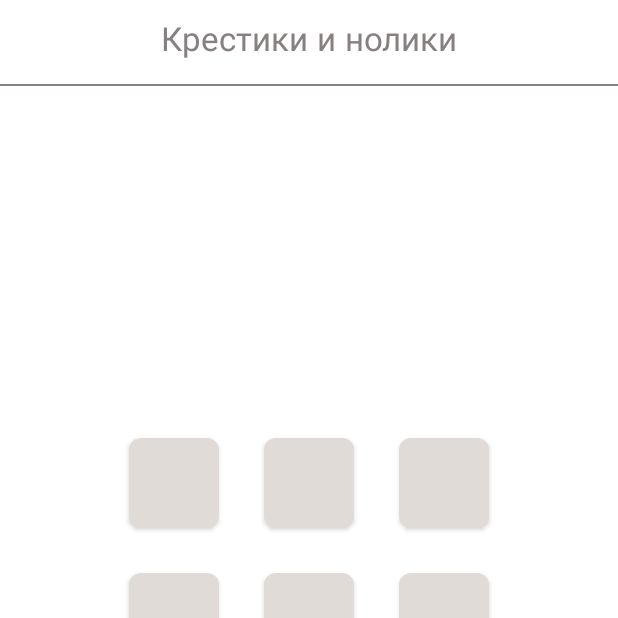
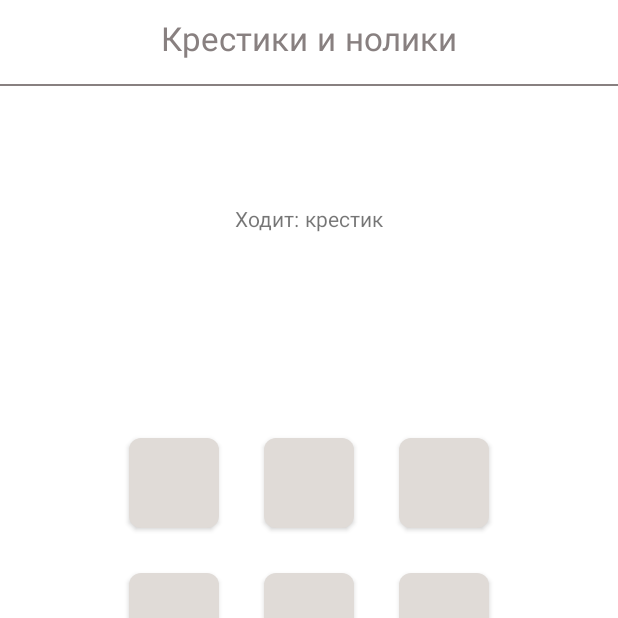
Before and after one commit to krymov-d/For_Practice, an Android app: the screen it shows after launch (MainActivity), on a phone screen of 412 x 824 dp, the top half of it. Run offline under Robolectric (Android 15) with nearby library versions, the phone set to English and light mode, and no system bars.

Commit message:
Added button click listeners

```diff
--- a/app/src/main/java/kz/kd/for_practice/MainActivity.kt
+++ b/app/src/main/java/kz/kd/for_practice/MainActivity.kt
@@ -1,11 +1,79 @@
 package kz.kd.for_practice
 
+import android.os.Bundle
+import android.widget.Button
+import android.widget.TextView
 import androidx.appcompat.app.AppCompatActivity
-import android.os.Bundle
 
 class MainActivity : AppCompatActivity() {
+    private lateinit var tvSubtitle: TextView
+    private lateinit var subtitleCross: String
+    private lateinit var subtitleZero: String
+    private var order = true
+
     override fun onCreate(savedInstanceState: Bundle?) {
         super.onCreate(savedInstanceState)
         setContentView(R.layout.activity_main)
+
+        initSubtitleText()
+        initButtons()
+    }
+
+    private fun initSubtitleText() {
+        tvSubtitle = findViewById(R.id.tv_subtitle)
+        subtitleCross = resources.getString(R.string.step_cross)
+        subtitleZero = resources.getString(R.string.step_zero)
+        tvSubtitle.text = subtitleCross
+    }
+
+    private fun initButtons() {
+        val btnOne: Button = findViewById(R.id.btn_one)
+        btnOne.setOnClickListener {
+            setBackground(btnOne)
+        }
+        val btnTwo: Button = findViewById(R.id.btn_two)
+        btnTwo.setOnClickListener {
+            setBackground(btnTwo)
+        }
+        val btnThree: Button = findViewById(R.id.btn_three)
+        btnThree.setOnClickListener {
+            setBackground(btnThree)
+        }
+        val btnFour: Button = findViewById(R.id.btn_four)
+        btnFour.setOnClickListener {
+            setBackground(btnFour)
+        }
+        val btnFive: Button = findViewById(R.id.btn_five)
+        btnFive.setOnClickListener {
+            setBackground(btnFive)
+        }
+        val btnSix: Button = findViewById(R.id.btn_six)
+        btnSix.setOnClickListener {
+            setBackground(btnSix)
+        }
+        val btnSeven: Button = findViewById(R.id.btn_seven)
+        btnSeven.setOnClickListener {
+            setBackground(btnSeven)
+        }
+        val btnEight: Button = findViewById(R.id.btn_eight)
+        btnEight.setOnClickListener {
+            setBackground(btnEight)
+        }
+        val btnNine: Button = findViewById(R.id.btn_nine)
+        btnNine.setOnClickListener {
+            setBackground(btnNine)
+        }
+    }
+
+    private fun setBackground(button: Button) {
+        if (order) {
+            button.setBackgroundResource(R.drawable.btn_bg_cross)
+            tvSubtitle.text = subtitleZero
+            order = !order
+        } else {
+            button.setBackgroundResource(R.drawable.btn_bg_zero)
+            tvSubtitle.text = subtitleCross
+            order = !order
+        }
     }
 }
--- /dev/null
+++ b/app/src/main/res/drawable/btn_bg_cross.xml
@@ -0,0 +1,6 @@
+<?xml version="1.0" encoding="utf-8"?>
+<shape xmlns:android="http://schemas.android.com/apk/res/android"
+    android:shape="rectangle">
+    <corners android:radius="8dp" />
+    <solid android:color="@color/btn_bg_cross" />
+</shape>
--- /dev/null
+++ b/app/src/main/res/drawable/btn_bg_zero.xml
@@ -0,0 +1,6 @@
+<?xml version="1.0" encoding="utf-8"?>
+<shape xmlns:android="http://schemas.android.com/apk/res/android"
+    android:shape="rectangle">
+    <corners android:radius="8dp" />
+    <solid android:color="@color/btn_bg_zero" />
+</shape>
--- a/app/src/main/res/layout/activity_main.xml
+++ b/app/src/main/res/layout/activity_main.xml
@@ -38,7 +38,7 @@
         app:layout_constraintVertical_bias="0" />
 
     <TextView
-        android:id="@+id/tv_step"
+        android:id="@+id/tv_subtitle"
         android:layout_width="wrap_content"
         android:layout_height="wrap_content"
         android:layout_marginTop="80dp"
@@ -66,7 +66,7 @@
         app:layout_constraintBottom_toTopOf="@id/btn_five"
         app:layout_constraintEnd_toEndOf="parent"
         app:layout_constraintStart_toStartOf="parent"
-        app:layout_constraintTop_toBottomOf="@id/tv_step"
+        app:layout_constraintTop_toBottomOf="@id/tv_subtitle"
         app:layout_constraintVertical_bias="1"
         tools:text="Two" />
 
--- a/app/src/main/res/values/colors.xml
+++ b/app/src/main/res/values/colors.xml
@@ -9,5 +9,8 @@
     <color name="white">#FFFFFFFF</color>
 
     <color name="title_color">#888080</color>
+    <color name="subtitle_color">#000000</color>
     <color name="btn_bg_default">#E0DBD7</color>
+    <color name="btn_bg_cross">#6DC0FC</color>
+    <color name="btn_bg_zero">#E557BE</color>
 </resources>
--- a/app/src/main/res/values/strings.xml
+++ b/app/src/main/res/values/strings.xml
@@ -1,4 +1,9 @@
 <resources>
     <string name="app_name">For_Practice</string>
     <string name="app_name_1">Крестики и нолики</string>
+    <string name="step_cross">Ходит: крестик</string>
+    <string name="step_zero">Ходит: нолик</string>
+    <string name="win_cross">Выйграл крестик!</string>
+    <string name="win_zero">Выйграл нолик!</string>
+    <string name="new_game">Начать заново</string>
 </resources>
```
